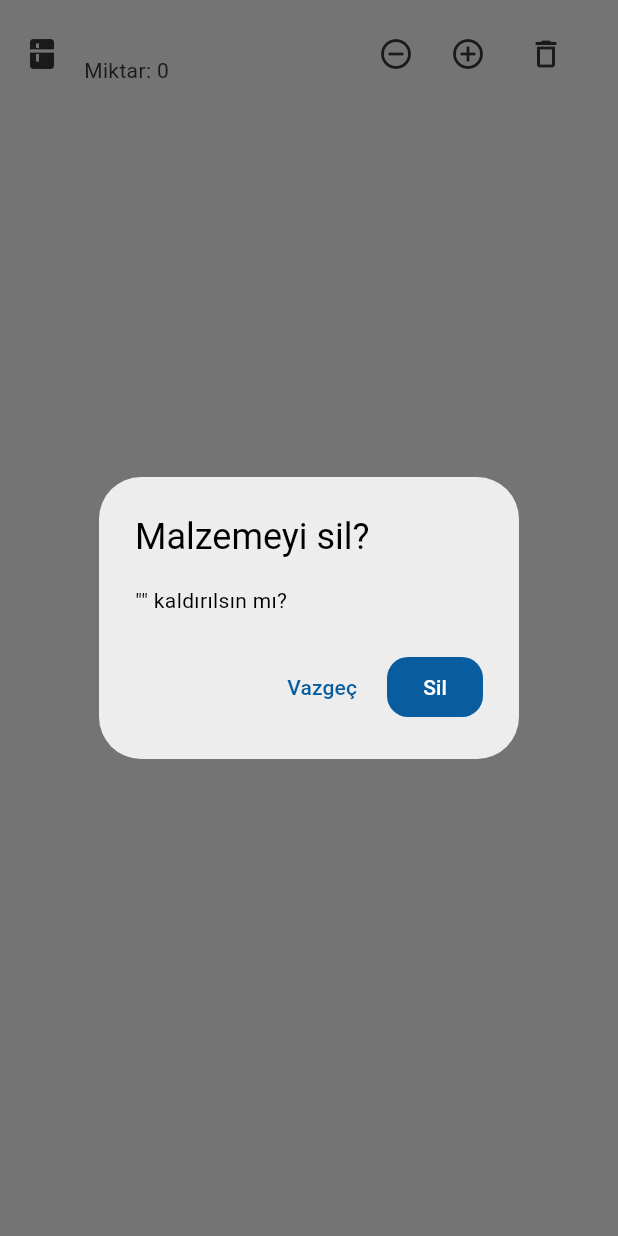
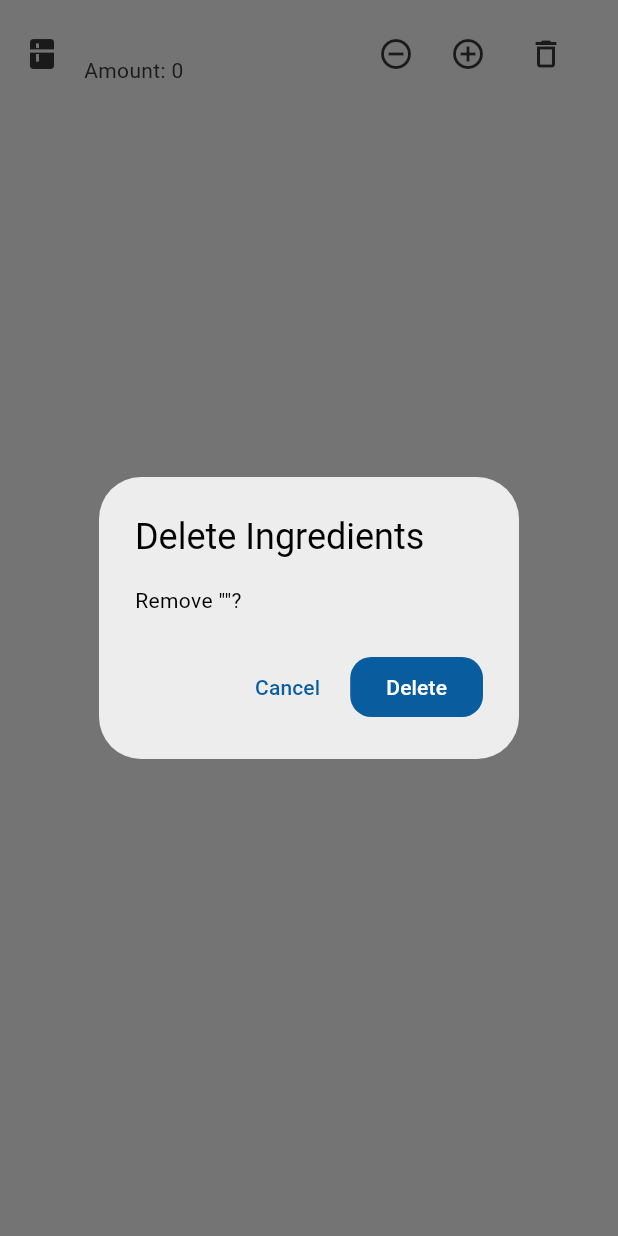
Before and after one commit to Yido1007/dorm_chef, a Flutter app: the PantryItemTile widget shown alone on an empty page, opened directly with empty values, after a tap on the "delete outline" icon, on a phone screen of 412 x 824 dp. Run offline on Flutter 3.47's test engine with Material 3 defaults, Android fonts, the phone set to English and light mode, and no system bars; our stand-ins replace cloud_firestore, easy_localization, firebase_auth, firebase_core, flex_color_scheme, google_sign_in and 4 more; missing offline and left inert: android_intent_plus, mobile_scanner; accounts and stored records are empty; network calls fail.

Commit message:
Language support added to the inventory tile

```diff
--- a/asset/lang/en.json
+++ b/asset/lang/en.json
@@ -85,5 +85,11 @@
   "ingredients": "Ingredients",
   "what_you_have": "What You Have",
   "missing": "Missing Items",
-  "add_to_cart": "Add Missing Items to Cart"
+  "add_to_cart": "Add Missing Items to Cart",
+  "save":"Save",
+  "reduce":"Reduce",
+  "increase":"Increase",
+  "delete_ing":"Delete Ingredients",
+  "amount_n": "Amount: {n}",
+  "confirm_remove_label_q": "Remove \"{label}\"?"
 }
--- a/asset/lang/tr.json
+++ b/asset/lang/tr.json
@@ -85,5 +85,11 @@
   "ingredients":"Malzemeler",
   "what_you_have":"Elinde Olanlar",
   "missing":"Eksik Olanlar",
-  "add_to_cart":"Eksikleri Alışveriş Listesine Ekle"
+  "add_to_cart":"Eksikleri Alışveriş Listesine Ekle",
+  "save":"Kaydet",
+  "reduce":"Azalt",
+  "increase":"Arttır",
+  "delete_ing":"Malzemeyi Sil",
+  "amount_n": "Miktar: {n}",
+  "confirm_remove_label_q": "\"{label}\" kaldırılsın mı?"
 }
--- a/lib/widget/ingredient_tile.dart
+++ b/lib/widget/ingredient_tile.dart
@@ -1,3 +1,4 @@
+import 'package:easy_localization/easy_localization.dart';
 import 'package:flutter/material.dart';
 import 'package:provider/provider.dart';
 import '../model/ingredient.dart';
@@ -9,23 +10,27 @@ class PantryItemTile extends StatelessWidget {
 
   @override
   Widget build(BuildContext context) {
+    String fmtNum(BuildContext context, num v) =>
+        NumberFormat.decimalPattern(context.locale.toString()).format(v);
     return ListTile(
       onTap: () => _openAmountSheet(context, data),
       leading: const Icon(Icons.kitchen),
       title: Text(data.label),
-      subtitle: Text('Miktar: ${data.amount}'),
+      subtitle: Text(
+        'amount_n'.tr(namedArgs: {'n': fmtNum(context, data.amount)}),
+      ),
       trailing: Row(
         mainAxisSize: MainAxisSize.min,
         children: [
           IconButton(
-            tooltip: 'Azalt',
+            tooltip: 'reduce'.tr(),
             icon: const Icon(Icons.remove_circle_outline),
             onPressed: () async {
               await context.read<PantryStore>().decrease(data.id);
             },
           ),
           IconButton(
-            tooltip: 'Arttır',
+            tooltip: 'increase'.tr(),
             icon: const Icon(Icons.add_circle_outline),
             onPressed: () async {
               await context.read<PantryStore>().increase(data.id);
@@ -33,23 +38,27 @@ class PantryItemTile extends StatelessWidget {
           ),
           const SizedBox(width: 4),
           IconButton(
-            tooltip: 'Sil',
+            tooltip: 'delete'.tr(),
             icon: const Icon(Icons.delete_outline),
             onPressed: () async {
               final ok = await showDialog<bool>(
                 context: context,
                 builder:
                     (ctx) => AlertDialog(
-                      title: const Text('Malzemeyi sil?'),
-                      content: Text('"${data.label}" kaldırılsın mı?'),
+                      title: Text('delete_ing'.tr()),
+                      content: Text(
+                        'confirm_remove_label_q'.tr(
+                          namedArgs: {'label': data.label},
+                        ),
+                      ),
                       actions: [
                         TextButton(
                           onPressed: () => Navigator.pop(ctx, false),
-                          child: const Text('Vazgeç'),
+                          child: Text('cancel'.tr()),
                         ),
                         FilledButton(
                           onPressed: () => Navigator.pop(ctx, true),
-                          child: const Text('Sil'),
+                          child: Text('delete'.tr()),
                         ),
                       ],
                     ),
@@ -67,7 +76,8 @@ class PantryItemTile extends StatelessWidget {
   void _openAmountSheet(BuildContext context, PantryItem data) {
     final store = context.read<PantryStore>();
     double value = data.amount.toDouble();
-
+    String fmtNum(BuildContext context, num v) =>
+        NumberFormat.decimalPattern(context.locale.toString()).format(v);
     showModalBottomSheet(
       context: context,
       showDragHandle: true,
@@ -81,7 +91,11 @@ class PantryItemTile extends StatelessWidget {
                 children: [
                   Text(data.label, style: Theme.of(ctx).textTheme.titleLarge),
                   const SizedBox(height: 8),
-                  Text('Miktar: ${value.toInt()}'),
+                  Text(
+                    'amount_n'.tr(
+                      namedArgs: {'n': fmtNum(context, value.toInt())},
+                    ),
+                  ),
                   Slider(
                     min: 0,
                     max: 100,
@@ -96,7 +110,7 @@ class PantryItemTile extends StatelessWidget {
                       await store.setAmount(data.id, value.toInt());
                       Navigator.pop(ctx);
                     },
-                    child: const Text('Kaydet'),
+                    child: Text('save'.tr()),
                   ),
                 ],
               ),
```
